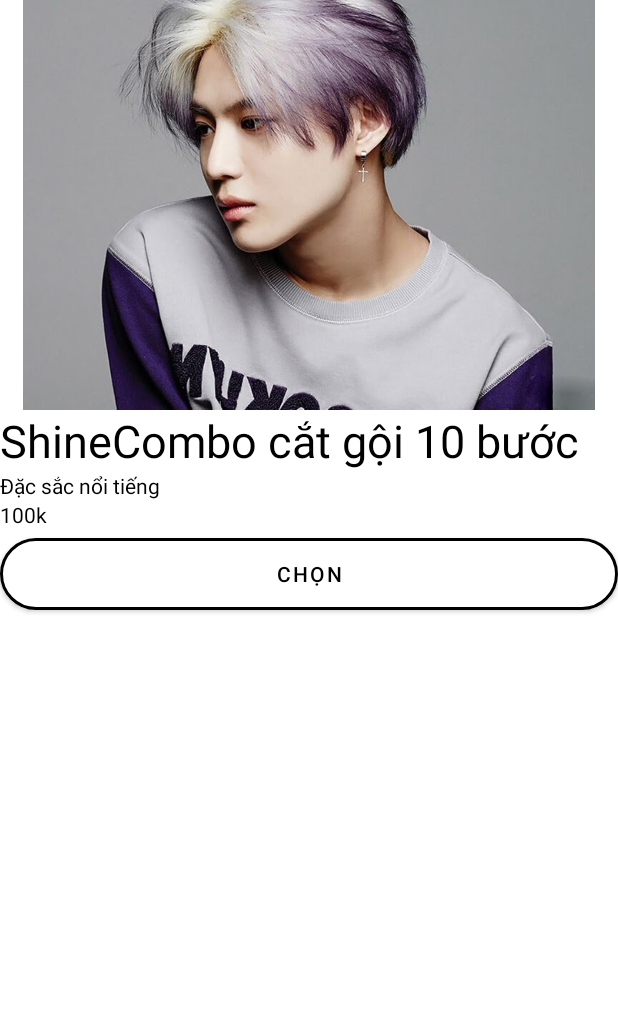
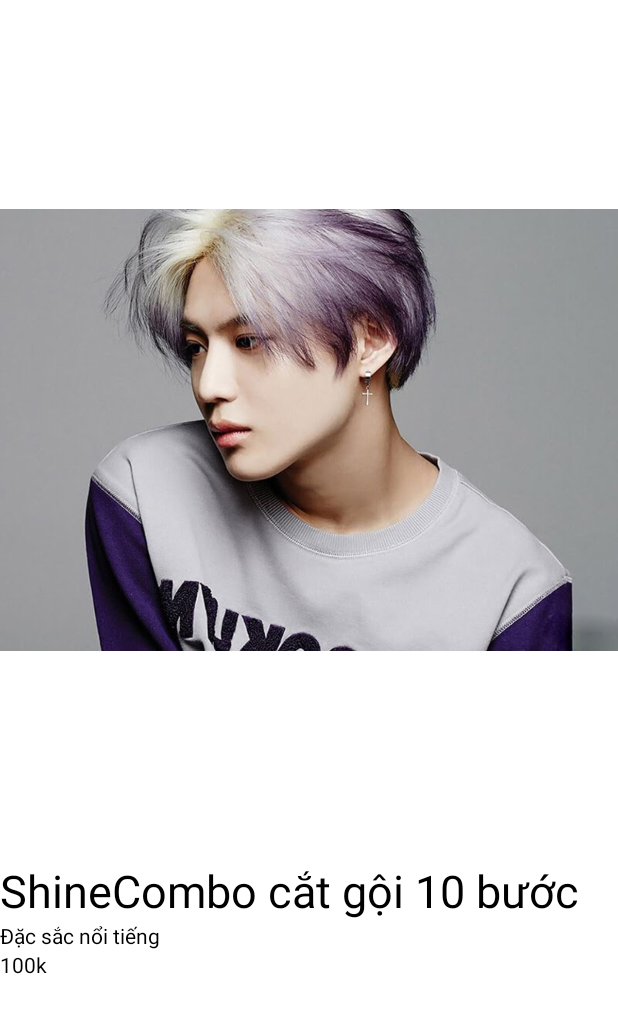
Before and after one commit to dungpt14083/UngDungDatLichCatToc, an Android app: the layout item_banggia.xml on its own in the app's theme, with its tools: preview values and no code run, on a phone screen of 412 x 824 dp. Shown: the top 1013 px of the screen. Run offline under Robolectric (Android 15) with nearby library versions, the phone set to English and light mode, and no system bars.

Commit message:
chung dz

```diff
--- a/app/src/main/res/layout/item_banggia.xml
+++ b/app/src/main/res/layout/item_banggia.xml
@@ -4,7 +4,7 @@
     xmlns:app="http://schemas.android.com/apk/res-auto"
     android:orientation="vertical"
     android:weightSum="5"
-    android:layout_height="match_parent">
+    android:layout_height="wrap_content">
 
     <ImageView
         android:layout_width="match_parent"
@@ -37,14 +37,5 @@
             android:textColor="@color/black"
             android:id="@+id/item_banggia_tvPrice"/>
     </LinearLayout>
-    <com.google.android.material.button.MaterialButton
-        android:layout_width="match_parent"
-        android:layout_height="60dp"
-        android:backgroundTint="#FFFFFF"
-        android:text="Chọn"
-        android:textColor="@color/black"
-        app:strokeColor="@color/black"
-        app:strokeWidth="2dp"
-        app:cornerRadius="50dp"
-        android:id="@+id/item_bangia_btn_chon"/>
+
 </LinearLayout>
```
Also changed, not shown: app/src/main/java/com/example/ungdungdatlichcattoc/Adapter/Adapter_BangGia.java (added, +69 -0 lines), app/src/main/java/com/example/ungdungdatlichcattoc/UI/Fragment_home.java (+9 -1 lines), app/src/main/java/com/example/ungdungdatlichcattoc/activity/BanGiaActivity.java (+38 -1 lines).
